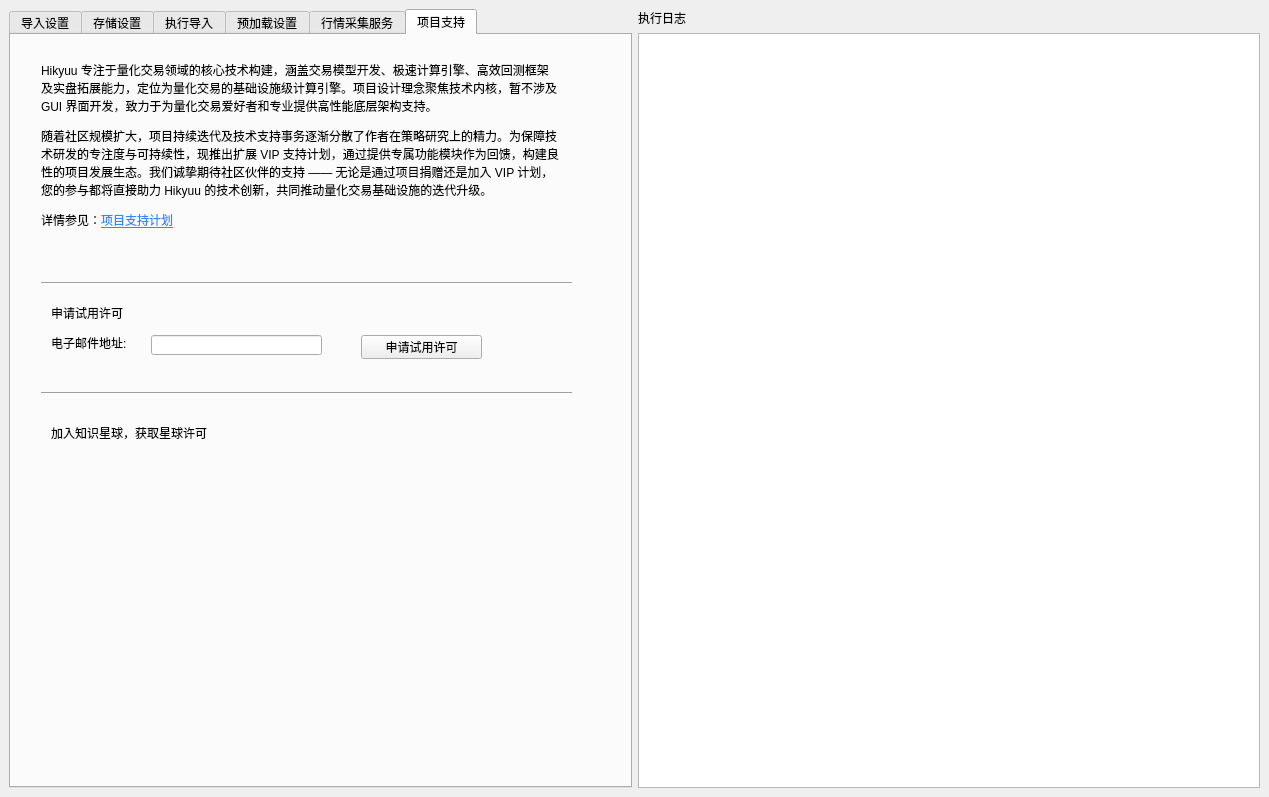
Qt form hikyuu/gui/data/MainWindow.ui (fasiondog/hikyuu) before a commit.
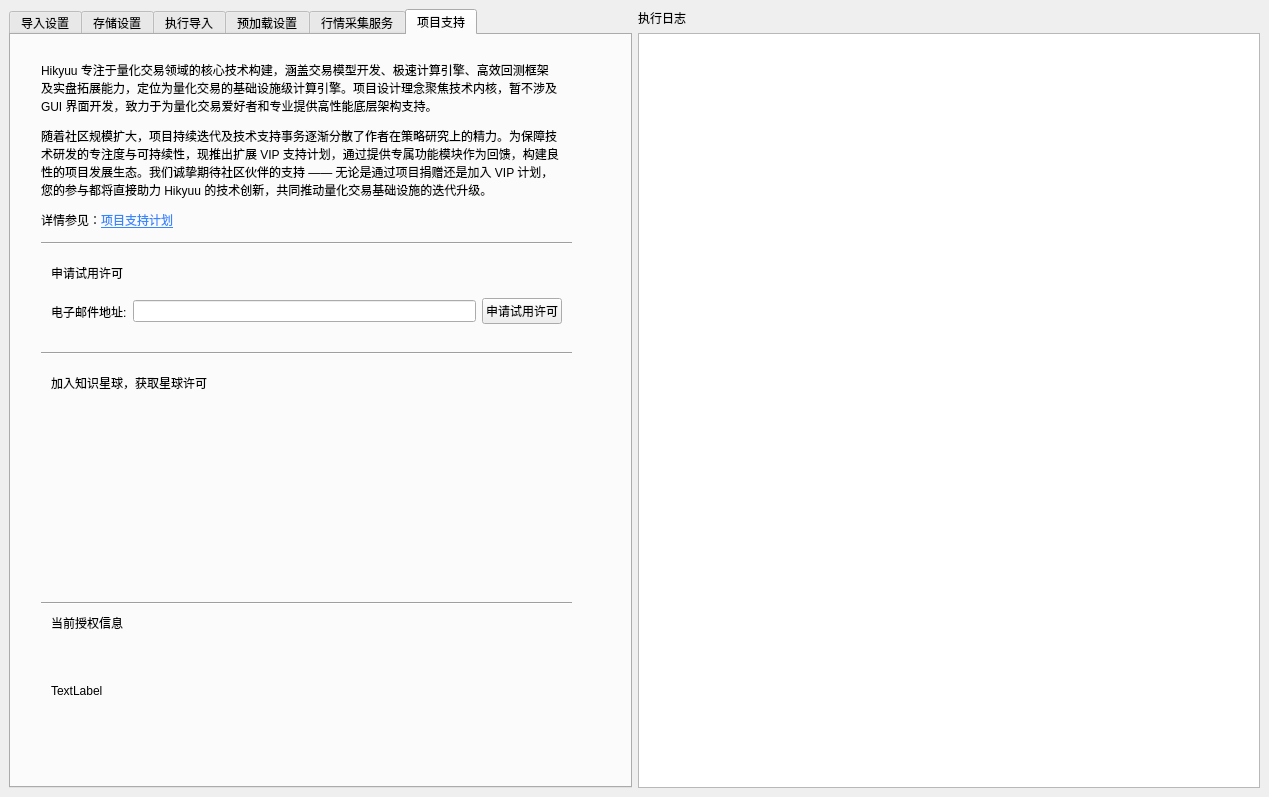
The same form after that commit. The open tabs and pages were chosen to show the change. Icons and pictures are not drawn.

What changed in the file:
```diff
--- a/hikyuu/gui/data/MainWindow.ui
+++ b/hikyuu/gui/data/MainWindow.ui
@@ -1762,7 +1762,7 @@
         <property name="geometry">
          <rect>
           <x>40</x>
-          <y>440</y>
+          <y>370</y>
           <width>291</width>
           <height>171</height>
          </rect>
@@ -1777,42 +1777,6 @@
          <bool>true</bool>
         </property>
        </widget>
-       <widget class="QLineEdit" name="lineEdit">
-        <property name="geometry">
-         <rect>
-          <x>140</x>
-          <y>300</y>
-          <width>171</width>
-          <height>20</height>
-         </rect>
-        </property>
-       </widget>
-       <widget class="QLabel" name="label_45">
-        <property name="geometry">
-         <rect>
-          <x>40</x>
-          <y>300</y>
-          <width>101</width>
-          <height>16</height>
-         </rect>
-        </property>
-        <property name="text">
-         <string>电子邮件地址:</string>
-        </property>
-       </widget>
-       <widget class="QPushButton" name="pushButton">
-        <property name="geometry">
-         <rect>
-          <x>350</x>
-          <y>300</y>
-          <width>121</width>
-          <height>24</height>
-         </rect>
-        </property>
-        <property name="text">
-         <string>申请试用许可</string>
-        </property>
-       </widget>
        <widget class="QLabel" name="label_46">
         <property name="geometry">
          <rect>
@@ -1830,7 +1794,7 @@
         <property name="geometry">
          <rect>
           <x>30</x>
-          <y>240</y>
+          <y>200</y>
           <width>531</width>
           <height>16</height>
          </rect>
@@ -1843,7 +1807,7 @@
         <property name="geometry">
          <rect>
           <x>40</x>
-          <y>270</y>
+          <y>230</y>
           <width>121</width>
           <height>16</height>
          </rect>
@@ -1856,7 +1820,7 @@
         <property name="geometry">
          <rect>
           <x>30</x>
-          <y>350</y>
+          <y>310</y>
           <width>531</width>
           <height>16</height>
          </rect>
@@ -1869,7 +1833,7 @@
         <property name="geometry">
          <rect>
           <x>40</x>
-          <y>390</y>
+          <y>340</y>
           <width>211</width>
           <height>16</height>
          </rect>
@@ -1878,6 +1842,74 @@
          <string>加入知识星球，获取星球许可</string>
         </property>
        </widget>
+       <widget class="Line" name="line_4">
+        <property name="geometry">
+         <rect>
+          <x>30</x>
+          <y>560</y>
+          <width>531</width>
+          <height>16</height>
+         </rect>
+        </property>
+        <property name="orientation">
+         <enum>Qt::Horizontal</enum>
+        </property>
+       </widget>
+       <widget class="QLabel" name="label_49">
+        <property name="geometry">
+         <rect>
+          <x>40</x>
+          <y>580</y>
+          <width>81</width>
+          <height>16</height>
+         </rect>
+        </property>
+        <property name="text">
+         <string>当前授权信息</string>
+        </property>
+       </widget>
+       <widget class="QLabel" name="label_license">
+        <property name="geometry">
+         <rect>
+          <x>40</x>
+          <y>610</y>
+          <width>521</width>
+          <height>91</height>
+         </rect>
+        </property>
+        <property name="text">
+         <string>TextLabel</string>
+        </property>
+       </widget>
+       <widget class="QWidget" name="">
+        <property name="geometry">
+         <rect>
+          <x>40</x>
+          <y>260</y>
+          <width>511</width>
+          <height>33</height>
+         </rect>
+        </property>
+        <layout class="QHBoxLayout" name="horizontalLayout_20">
+         <item>
+          <widget class="QLabel" name="label_45">
+           <property name="text">
+            <string>电子邮件地址:</string>
+           </property>
+          </widget>
+         </item>
+         <item>
+          <widget class="QLineEdit" name="email_lineEdit"/>
+         </item>
+         <item>
+          <widget class="QPushButton" name="fetch_trial_pushButton">
+           <property name="text">
+            <string>申请试用许可</string>
+           </property>
+          </widget>
+         </item>
+        </layout>
+       </widget>
       </widget>
      </widget>
     </item>
```
Left out of the diff: 4 changed lines with no effect on the pictures.
